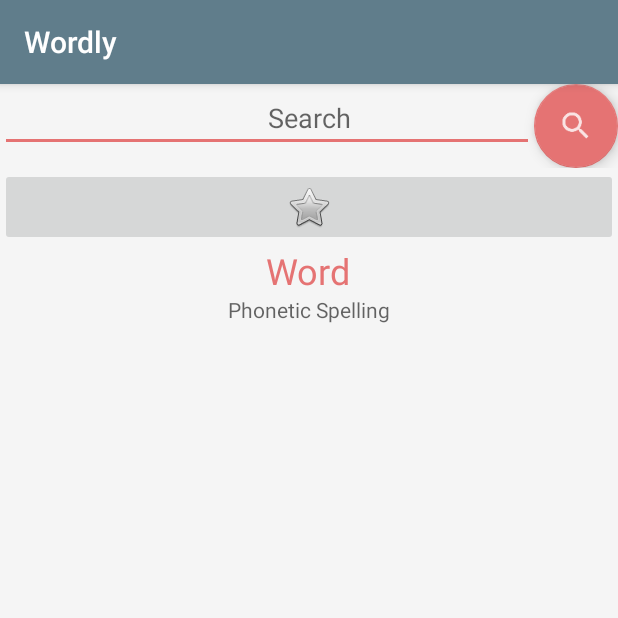
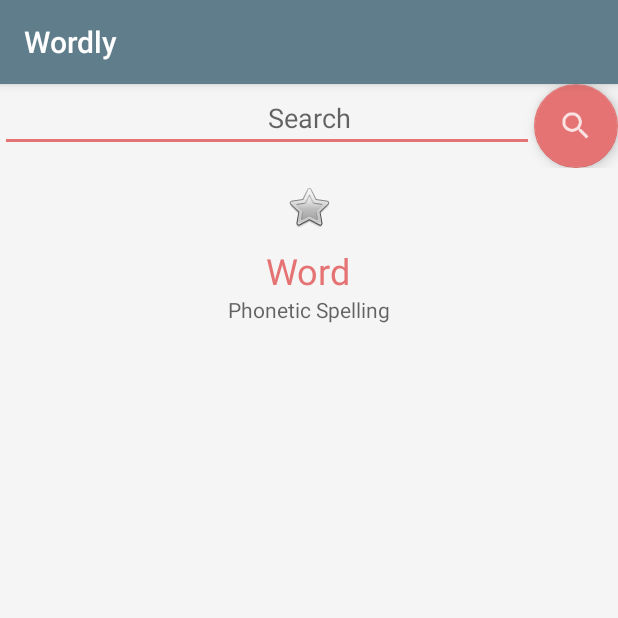
Before and after one commit to JasmienSCels/Wordly, an Android app: the screen it shows after launch (DailyWordActivity), on a phone screen of 412 x 824 dp, the top half of it. Run offline under Robolectric (Android 15) with nearby library versions, the phone set to English and light mode, and no system bars; our stand-ins replace ButterKnife, Dagger/Hilt's generated code; libraries missing offline, so code that uses them is left out: com.github.clans.fab; plain views replace FloatingActionButton; 1 statement that could not run was skipped.

Commit message:
Star background change

```diff
--- a/app/src/main/res/layout/activity_daily_word.xml
+++ b/app/src/main/res/layout/activity_daily_word.xml
@@ -70,6 +70,7 @@
                 android:layout_width="match_parent"
                 android:layout_height="wrap_content"
                 android:layout_weight="1"
+                android:backgroundTint="@color/colorBackground"
                 app:srcCompat="@android:drawable/btn_star" />
 
             <TextView
--- a/app/src/main/res/values/colors.xml
+++ b/app/src/main/res/values/colors.xml
@@ -7,4 +7,5 @@
     <color name="colorRipple">#F8BBD0</color>
     <color name="colorBackground">#F5F5F5</color>
     <color name="colorGreyText">#9E9E9E</color>
+    <color name="colorWhite">#FFFFFF</color>
 </resources>
```
